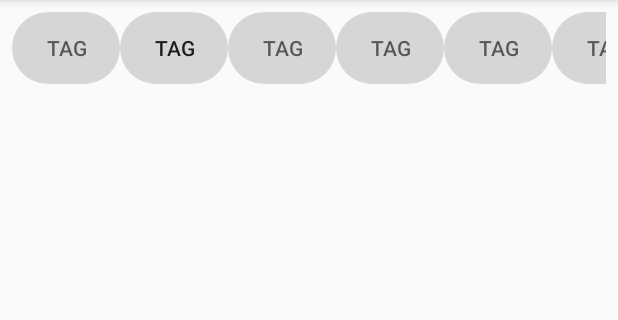
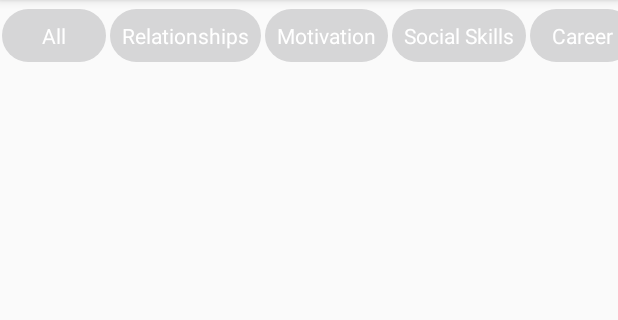
Before and after one commit to Abed-Murad/PersonalityDevelopmentApp, an Android app: the screen it shows after launch (MainActivity), tab 2 chosen, on a phone screen of 412 x 824 dp, the part 84-404 px from its top. Run offline under Robolectric (Android 15) with nearby library versions, the phone set to English and light mode, and no system bars; our stand-ins replace Firebase (no records; nobody signed in at launch, a user with empty details on screens opened directly), data binding; libraries missing offline, so code that uses them is left out: com.orhanobut.logger; pictures from the network do not load; Roboto replaces fonts that are not available here; 2 statements that could not run were skipped.

Commit message:
Create On Tab Click Interface

```diff
--- a/app/src/main/java/com/am/betterme/fragment/PostsFragment.java
+++ b/app/src/main/java/com/am/betterme/fragment/PostsFragment.java
@@ -6,8 +6,10 @@ import android.os.Bundle;
 import android.view.LayoutInflater;
 import android.view.View;
 import android.view.ViewGroup;
+import android.widget.TextView;
 import android.widget.Toast;
 
+import com.am.betterme.R;
 import com.am.betterme.adapter.PostsAdapter;
 import com.am.betterme.data.model.Post;
 import com.am.betterme.data.viewmodel.PostsListViewModel;
@@ -26,7 +28,17 @@ import androidx.lifecycle.ViewModelProviders;
 import androidx.navigation.Navigation;
 import androidx.recyclerview.widget.LinearLayoutManager;
 
+import static com.am.betterme.util.CONST.ALL;
+import static com.am.betterme.util.CONST.CAREER;
+import static com.am.betterme.util.CONST.FAMILY;
+import static com.am.betterme.util.CONST.GOAL_SETTING;
+import static com.am.betterme.util.CONST.HABIT_BUILDING;
+import static com.am.betterme.util.CONST.HEALTH;
+import static com.am.betterme.util.CONST.MOTIVATION;
 import static com.am.betterme.util.CONST.POSTS_KEY;
+import static com.am.betterme.util.CONST.RELATIONSHIPS;
+import static com.am.betterme.util.CONST.SOCIAL_SKILLS;
+import static com.am.betterme.util.CONST.TAGS_ARRAY;
 
 public class PostsFragment extends Fragment {
 
@@ -57,20 +69,52 @@ public class PostsFragment extends Fragment {
 
     //TODO: FIX The OnClick Bug
     private void setupTabLayout() {
-        mLayout.tagsTabLayout.addTab(mLayout.tagsTabLayout.newTab().setText("Tag"));
-        mLayout.tagsTabLayout.addTab(mLayout.tagsTabLayout.newTab().setText("Tag"));
-        mLayout.tagsTabLayout.addTab(mLayout.tagsTabLayout.newTab().setText("Tag"));
-        mLayout.tagsTabLayout.addTab(mLayout.tagsTabLayout.newTab().setText("Tag"));
-        mLayout.tagsTabLayout.addTab(mLayout.tagsTabLayout.newTab().setText("Tag"));
-        mLayout.tagsTabLayout.addTab(mLayout.tagsTabLayout.newTab().setText("Tag"));
-        mLayout.tagsTabLayout.addTab(mLayout.tagsTabLayout.newTab().setText("Tag"));
-        mLayout.tagsTabLayout.addTab(mLayout.tagsTabLayout.newTab().setText("Tag"));
-        mLayout.tagsTabLayout.addTab(mLayout.tagsTabLayout.newTab().setText("Tag"));
-        mLayout.tagsTabLayout.addTab(mLayout.tagsTabLayout.newTab().setText("Tag"));
-        mLayout.tagsTabLayout.addTab(mLayout.tagsTabLayout.newTab().setText("Tag"));
-        mLayout.tagsTabLayout.addTab(mLayout.tagsTabLayout.newTab().setText("Tag"));
-        mLayout.tagsTabLayout.addTab(mLayout.tagsTabLayout.newTab().setText("Tag"));
-        mLayout.tagsTabLayout.setTabGravity(TabLayout.GRAVITY_FILL);
+        for (int i = 0; i < TAGS_ARRAY.length; i++) {
+            TextView customTab = (TextView) LayoutInflater.from(mContext).inflate(R.layout.custom_tab_layout, null);//get custom view
+            customTab.setText(TAGS_ARRAY[i]);//set text over view
+            TabLayout.Tab tab = mLayout.tagsTabLayout.getTabAt(i);//get tab via position
+            if (tab != null)
+                tab.setCustomView(customTab);//set custom view
+        }
+        mLayout.tagsTabLayout.addOnTabSelectedListener(new TabLayout.OnTabSelectedListener() {
+            @Override
+            public void onTabSelected(TabLayout.Tab tab) {
+                int tabPosition = tab.getPosition();
+                Toast.makeText(mContext, tabPosition + "", Toast.LENGTH_SHORT).show();
+                getPostsWithTag(tabPosition);
+            }
+
+            @Override
+            public void onTabUnselected(TabLayout.Tab tab) {
+            }
+            @Override
+            public void onTabReselected(TabLayout.Tab tab) {
+
+            }
+        });
+    }
+
+    private void getPostsWithTag(int tabPosition) {
+        switch (tabPosition) {
+            case ALL:
+                break;
+            case RELATIONSHIPS:
+                break;
+            case MOTIVATION:
+                break;
+            case SOCIAL_SKILLS:
+                break;
+            case CAREER:
+                break;
+            case GOAL_SETTING:
+                break;
+            case HABIT_BUILDING:
+                break;
+            case HEALTH:
+                break;
+            case FAMILY:
+                break;
+        }
     }
 
     @Override
@@ -78,9 +122,6 @@ public class PostsFragment extends Fragment {
         super.onActivityCreated(savedInstanceState);
         mViewModel = ViewModelProviders.of(this).get(PostsListViewModel.class);
         // TODO: Use the ViewModel
-        Toast.makeText(mContext, bb, Toast.LENGTH_SHORT).show();
-
-
     }
 
 
--- a/app/src/main/java/com/am/betterme/util/CONST.java
+++ b/app/src/main/java/com/am/betterme/util/CONST.java
@@ -9,4 +9,14 @@ public interface CONST {
 
     String[] TAGS_ARRAY = {"All", "Relationships", "Motivation", "Social Skills", "Career"
             , "Goal Setting", "Habit Building", "Health", "Family"};
+
+    int ALL = 0;
+    int RELATIONSHIPS = 1;
+    int MOTIVATION = 2;
+    int SOCIAL_SKILLS= 3;
+    int CAREER = 4;
+    int GOAL_SETTING = 5;
+    int HABIT_BUILDING = 6;
+    int HEALTH = 7;
+    int FAMILY = 8;
 }
--- a/app/src/main/res/drawable-ldpi/bg_round.xml
+++ b/app/src/main/res/drawable-ldpi/bg_round.xml
@@ -1,7 +1,6 @@
 <?xml version="1.0" encoding="utf-8"?>
 <shape xmlns:android="http://schemas.android.com/apk/res/android"
-    android:shape="rectangle" android:padding="10dp">
-
-    <solid android:color="@color/colorPrimary"/>
-    <corners android:radius="200dp"/>
+    android:shape="rectangle">
+    <solid android:color="@color/colorPrimary" />
+    <corners android:radius="200dp" />
 </shape>
--- /dev/null
+++ b/app/src/main/res/layout/custom_tab_layout.xml
@@ -0,0 +1,13 @@
+<?xml version="1.0" encoding="utf-8"?>
+<TextView xmlns:android="http://schemas.android.com/apk/res/android"
+    xmlns:tools="http://schemas.android.com/tools"
+    android:id="@+id/custom_tab_label"
+    android:layout_width="wrap_content"
+    android:layout_margin="8dp"
+    android:padding="8dp"
+    android:gravity="center"
+    tools:text="All is The Best"
+    android:layout_height="wrap_content"
+    android:background="@drawable/bg_round"
+    android:textColor="@android:color/white"
+    android:textSize="14sp" />
--- a/app/src/main/res/layout/posts_fragment.xml
+++ b/app/src/main/res/layout/posts_fragment.xml
@@ -17,17 +17,58 @@
                 android:id="@+id/tagsTabLayout"
                 android:layout_width="match_parent"
                 android:layout_height="wrap_content"
-                android:layout_marginStart="8dp"
-                app:tabBackground="@drawable/bg_round"
-                android:layout_marginTop="8dp"
-                android:layout_marginEnd="8dp"
                 app:layout_constraintEnd_toEndOf="parent"
                 app:layout_constraintStart_toStartOf="parent"
                 app:layout_constraintTop_toTopOf="parent"
                 app:tabIndicatorHeight="0dp"
                 app:tabMode="scrollable"
-                app:tabPaddingEnd="4dp"
-                app:tabPaddingStart="4dp" >
+                app:tabPaddingEnd="1dp"
+                app:tabPaddingStart="1dp">
+
+                <com.google.android.material.tabs.TabItem
+                    android:layout_width="wrap_content"
+                    android:layout_height="wrap_content"
+                    android:text="All" />
+
+                <com.google.android.material.tabs.TabItem
+                    android:layout_width="wrap_content"
+                    android:layout_height="wrap_content"
+                    android:text="Relationships" />
+
+                <com.google.android.material.tabs.TabItem
+                    android:layout_width="wrap_content"
+                    android:layout_height="wrap_content"
+                    android:text="Motivation" />
+
+                <com.google.android.material.tabs.TabItem
+                    android:layout_width="wrap_content"
+                    android:layout_height="wrap_content"
+                    android:text="Social Skills" />
+
+                <com.google.android.material.tabs.TabItem
+                    android:layout_width="wrap_content"
+                    android:layout_height="wrap_content"
+                    android:text="Career" />
+
+                <com.google.android.material.tabs.TabItem
+                    android:layout_width="wrap_content"
+                    android:layout_height="wrap_content"
+                    android:text="Goal Setting" />
+
+                <com.google.android.material.tabs.TabItem
+                    android:layout_width="wrap_content"
+                    android:layout_height="wrap_content"
+                    android:text="Habit Building" />
+
+                <com.google.android.material.tabs.TabItem
+                    android:layout_width="wrap_content"
+                    android:layout_height="wrap_content"
+                    android:text="Health" />
+
+                <com.google.android.material.tabs.TabItem
+                    android:layout_width="wrap_content"
+                    android:layout_height="wrap_content"
+                    android:text="Family" />
 
             </com.google.android.material.tabs.TabLayout>
 
```
